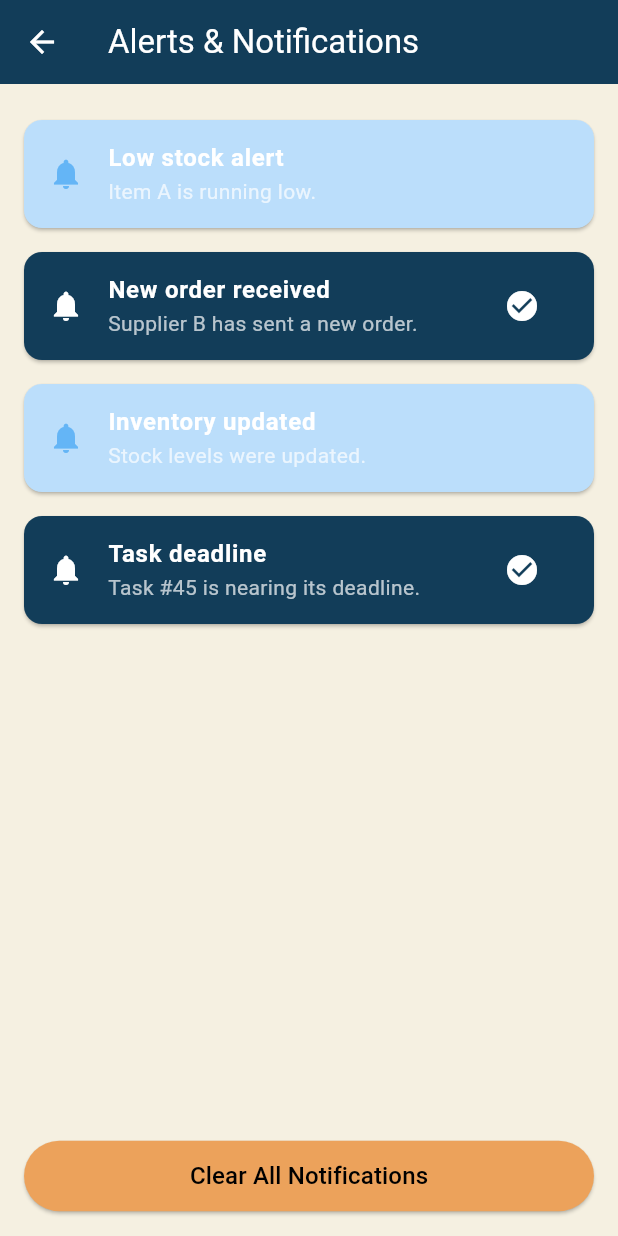
After one commit to 07alizaa/stock_data_hub, a Flutter app: the screen it shows after launch, item 4 of the bottom bar chosen, after a tap on the "check circle" icon, on a phone screen of 412 x 824 dp. The commit adds this screen. Run offline on Flutter 3.47's test engine with Material 3 defaults, Android fonts, the phone set to English and light mode, and no system bars; network calls fail.

Commit message:
Created New page For notifcations screen and navigate from the mainscreen

```diff
--- /dev/null
+++ b/lib/WareHousePages/AlertsNotificationScreen.dart
@@ -0,0 +1,115 @@
+import 'package:flutter/material.dart';
+
+class AlertsNotifications extends StatefulWidget {
+  @override
+  _AlertsNotificationsState createState() => _AlertsNotificationsState();
+}
+
+class _AlertsNotificationsState extends State<AlertsNotifications> {
+  // List to hold notifications
+  List<Map<String, dynamic>> notifications = [
+    {"title": "Low stock alert", "detail": "Item A is running low.", "read": false},
+    {"title": "New order received", "detail": "Supplier B has sent a new order.", "read": false},
+    {"title": "Inventory updated", "detail": "Stock levels were updated.", "read": true},
+    {"title": "Task deadline", "detail": "Task #45 is nearing its deadline.", "read": false},
+  ];
+
+  // Function to clear all notifications
+  void clearNotifications() {
+    setState(() {
+      notifications.clear();
+    });
+  }
+
+  // Function to mark a notification as read
+  void markAsRead(int index) {
+    setState(() {
+      notifications[index]['read'] = true;
+    });
+  }
+
+  @override
+  Widget build(BuildContext context) {
+    return Scaffold(
+      appBar: AppBar(
+        title: Text('Alerts & Notifications'),
+        backgroundColor: const Color(0xFF123D59), // Dark teal color
+      ),
+      body: Container(
+        padding: EdgeInsets.all(16.0),
+        color: const Color(0xFFF5F0E1), // Nude color background
+        child: Column(
+          crossAxisAlignment: CrossAxisAlignment.stretch,
+          children: [
+            Expanded(
+              child: notifications.isEmpty
+                  ? Center(
+                child: Text(
+                  "No alerts or notifications",
+                  style: TextStyle(
+                    color: Colors.blue.shade700,
+                    fontSize: 18,
+                    fontWeight: FontWeight.bold,
+                  ),
+                ),
+              )
+                  : ListView.builder(
+                itemCount: notifications.length,
+                itemBuilder: (context, index) {
+                  final notification = notifications[index];
+                  return Card(
+                    color: notification['read']
+                        ? Colors.blue.shade100
+                        : const Color(0xFF123D59), // Dark teal for unread notifications
+                    margin: EdgeInsets.symmetric(vertical: 8.0),
+                    child: ListTile(
+                      leading: Icon(
+                        Icons.notifications,
+                        color: notification['read']
+                            ? Colors.blue.shade300
+                            : Colors.white,
+                      ),
+                      title: Text(
+                        notification['title'],
+                        style: TextStyle(
+                          fontWeight: FontWeight.bold,
+                          color: Colors.white,
+                        ),
+                      ),
+                      subtitle: Text(
+                        notification['detail'],
+                        style: TextStyle(color: Colors.white70),
+                      ),
+                      trailing: notification['read']
+                          ? null
+                          : IconButton(
+                        icon: Icon(Icons.check_circle),
+                        color: Colors.white,
+                        onPressed: () => markAsRead(index),
+                      ),
+                    ),
+                  );
+                },
+              ),
+            ),
+            SizedBox(height: 16.0),
+            ElevatedButton(
+              onPressed: clearNotifications,
+              style: ElevatedButton.styleFrom(
+                backgroundColor: const Color(0xFFECA25B),
+                padding: EdgeInsets.symmetric(vertical: 12.0),
+              ),
+              child: Text(
+                "Clear All Notifications",
+                style: TextStyle(
+                  color: Colors.black,
+                  fontSize: 16,
+                ),
+              ),
+            ),
+          ],
+        ),
+      ),
+    );
+  }
+}
--- a/lib/WareHousePages/MainDashboard.dart
+++ b/lib/WareHousePages/MainDashboard.dart
@@ -1,5 +1,6 @@
 import 'package:flutter/material.dart';
 import 'WInventoryManagement.dart';
+import 'AlertsNotificationScreen.dart'; // Import the AlertsNotifications scre;en
 
 
 class Maindashboard extends StatefulWidget {
@@ -89,15 +90,23 @@ class _MaindashboardState extends State<Maindashboard> {
               MaterialPageRoute(builder: (context) => InventoryManagementScreen()),
             );
           }
+          else if (index == 3) {
+            // Navigate to the AlertsNotifications screen when the "Alerts" tab is tapped
+            Navigator.push(
+              context,
+              MaterialPageRoute(builder: (context) => AlertsNotifications()), // Add this
+            );
+          }
         },
         type: BottomNavigationBarType.fixed,
         items: const [
           BottomNavigationBarItem(icon: Icon(Icons.home), label: 'Home'),
           BottomNavigationBarItem(icon: Icon(Icons.inventory), label: 'Inventory'),
           BottomNavigationBarItem(icon: Icon(Icons.task), label: 'Tasks'),
-          BottomNavigationBarItem(icon: Icon(Icons.notifications), label: 'Alerts'),
+          BottomNavigationBarItem(icon: Icon(Icons.notifications), label: 'Alerts'), // Alerts tab
         ],
       ),
+
     );
   }
 
```
